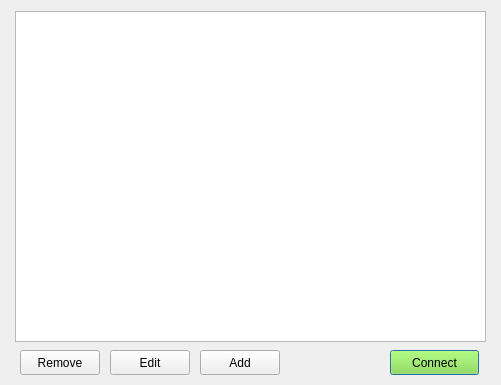
This is ui/SavedHostsListDialog.ui in ilyavlasoff/RemoteHostsManager as Qt 5 draws it before an edit. The edited form follows.
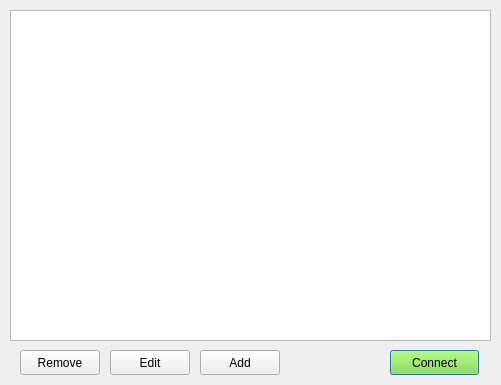
This is the edited form.

What changed in the file:
```diff
--- a/ui/SavedHostsListDialog.ui
+++ b/ui/SavedHostsListDialog.ui
@@ -13,16 +13,6 @@
   <property name="windowTitle">
    <string>Saved hosts</string>
   </property>
-  <widget class="QListWidget" name="savedHostsList">
-   <property name="geometry">
-    <rect>
-     <x>15</x>
-     <y>11</y>
-     <width>471</width>
-     <height>331</height>
-    </rect>
-   </property>
-  </widget>
   <widget class="QPushButton" name="addButton">
    <property name="geometry">
     <rect>
@@ -523,6 +513,16 @@
     <bool>false</bool>
    </property>
   </widget>
+  <widget class="QTableWidget" name="savedHostsList">
+   <property name="geometry">
+    <rect>
+     <x>10</x>
+     <y>10</y>
+     <width>481</width>
+     <height>331</height>
+    </rect>
+   </property>
+  </widget>
  </widget>
  <resources/>
  <connections/>
```
